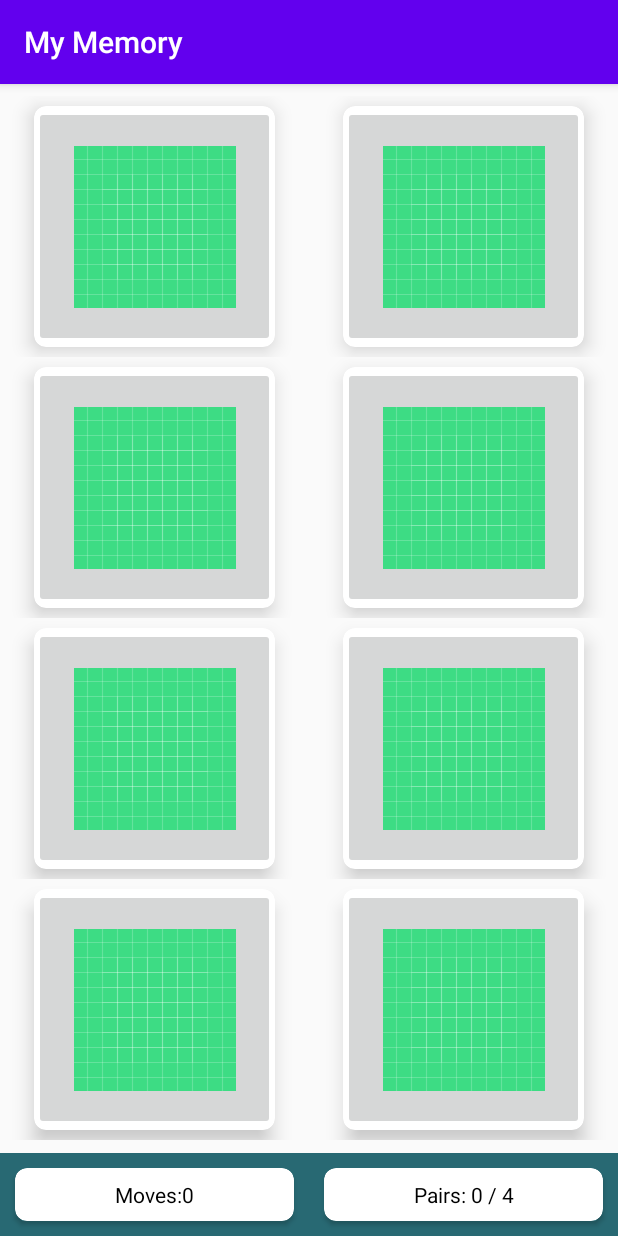
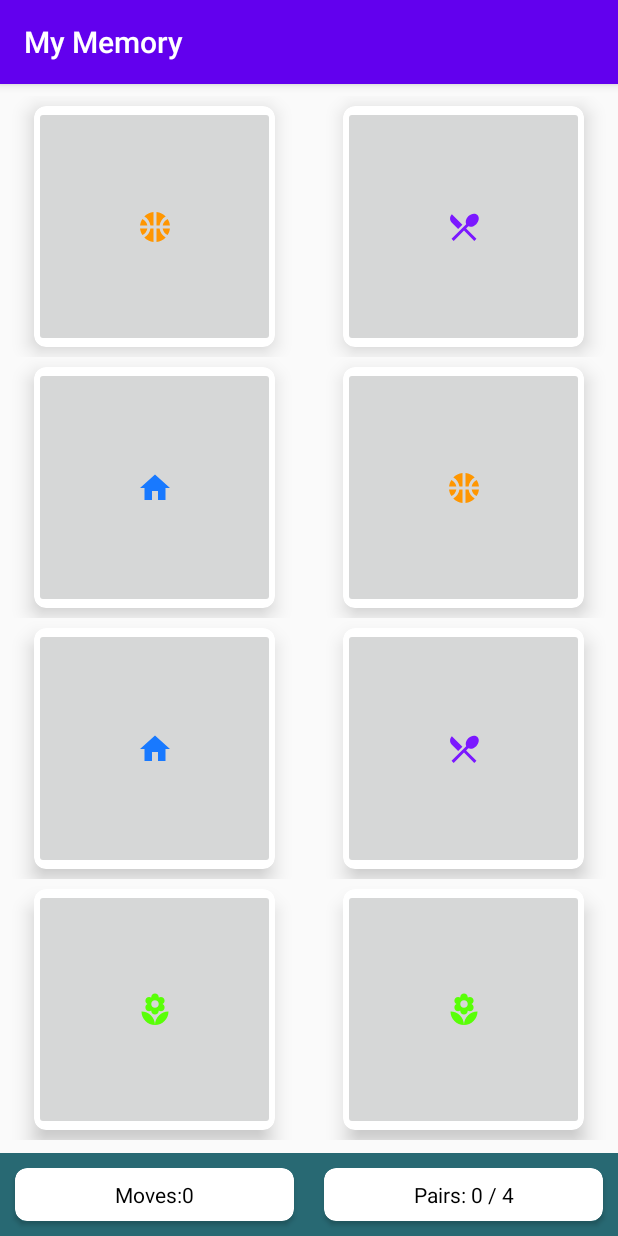
Before and after one commit to AboubakerGb/MemoryGame, an Android app: the screen it shows after launch (MainActivity), on a phone screen of 412 x 824 dp. Run offline under Robolectric (Android 15) with nearby library versions, the phone set to English and light mode, and no system bars.

Commit message:
add iamges

```diff
--- a/app/src/main/java/com/aboubakergb/mymemory/MainActivity.kt
+++ b/app/src/main/java/com/aboubakergb/mymemory/MainActivity.kt
@@ -2,23 +2,25 @@ package com.aboubakergb.mymemory
 
 import androidx.appcompat.app.AppCompatActivity
 import android.os.Bundle
-import android.widget.GridLayout
-import android.widget.TextView
 import androidx.recyclerview.widget.GridLayoutManager
-import androidx.recyclerview.widget.RecyclerView
+import com.aboubakergb.mymemory.models.BoardSize
+import com.aboubakergb.mymemory.utils.DEFAULT_ICONS
 import kotlinx.android.synthetic.main.activity_main.*
 
 class MainActivity : AppCompatActivity() {
 
-
-
+    private val boardSize:BoardSize=BoardSize.EASY
 
     override fun onCreate(savedInstanceState: Bundle?) {
         super.onCreate(savedInstanceState)
         setContentView(R.layout.activity_main)
 
-        rv_Borad.adapter=MemoryBoardAdapter(this, 8)
+        // randomized images
+        val chosenImages =DEFAULT_ICONS.shuffled().take(boardSize.getPairs())
+        val randomizedImages =(chosenImages +chosenImages).shuffled()
+        // set setting to recycle view
+        rv_Borad.adapter=MemoryBoardAdapter(this, boardSize, randomizedImages)
         rv_Borad.setHasFixedSize(true)
-        rv_Borad.layoutManager=GridLayoutManager(this,2)
+        rv_Borad.layoutManager=GridLayoutManager(this,boardSize.getWidth())
     }
 }
--- a/app/src/main/java/com/aboubakergb/mymemory/MemoryBoardAdapter.kt
+++ b/app/src/main/java/com/aboubakergb/mymemory/MemoryBoardAdapter.kt
@@ -8,9 +8,15 @@ import android.view.ViewGroup
 import android.widget.ImageButton
 import androidx.cardview.widget.CardView
 import androidx.recyclerview.widget.RecyclerView
+import com.aboubakergb.mymemory.models.BoardSize
 import kotlin.math.min
 
-class MemoryBoardAdapter( private var context: Context, private var numPieces: Int) : RecyclerView.Adapter<MemoryBoardAdapter.ViewHolder>() {
+class MemoryBoardAdapter(
+    private var context: Context,
+    private var boardSize: BoardSize,
+    private val cardImages: List<Int>
+)
+    : RecyclerView.Adapter<MemoryBoardAdapter.ViewHolder>() {
 
     companion object{
         private const val  MARGIN_SIZE=10
@@ -20,8 +26,8 @@ class MemoryBoardAdapter( private var context: Context, private var numPieces: I
     override fun onCreateViewHolder(parent: ViewGroup, viewType: Int): ViewHolder {
 
         // Fixed image button size and margin
-        val cardWidth =parent.width / 2  - (2 * MARGIN_SIZE)
-        val cardHeight =parent.height / 4 - (2 * MARGIN_SIZE)
+        val cardWidth =parent.width / boardSize.getWidth()  - (2 * MARGIN_SIZE)
+        val cardHeight =parent.height / boardSize.getHeight() - (2 * MARGIN_SIZE)
         val cardSlideLength = min(cardWidth,cardHeight)
 
         val view =LayoutInflater.from(context).inflate(R.layout.memory_card,parent,false)
@@ -31,12 +37,12 @@ class MemoryBoardAdapter( private var context: Context, private var numPieces: I
         // Fixed image button size and margin
         layoutParams.height=cardSlideLength
         layoutParams.width=cardSlideLength
+        layoutParams.setMargins(MARGIN_SIZE, MARGIN_SIZE, MARGIN_SIZE, MARGIN_SIZE)
 
-        layoutParams.setMargins(MARGIN_SIZE, MARGIN_SIZE, MARGIN_SIZE, MARGIN_SIZE)
         return ViewHolder(view)
     }
 
-    override fun getItemCount() = numPieces
+    override fun getItemCount() = boardSize.numCards
 
     override fun onBindViewHolder(holder: ViewHolder, position: Int) {
         holder.bind(position)
@@ -47,6 +53,7 @@ class MemoryBoardAdapter( private var context: Context, private var numPieces: I
         private val imageButton =itemView.findViewById<ImageButton>(R.id.imageButton)
 
         fun bind(position: Int) {
+            imageButton.setImageResource(cardImages[position])
             imageButton.setOnClickListener{
                 Log.i(TAG ,"Clicked on position $position")
             }
--- /dev/null
+++ b/app/src/main/java/com/aboubakergb/mymemory/models/BoardSize.kt
@@ -0,0 +1,24 @@
+package com.aboubakergb.mymemory.models
+
+enum class BoardSize (val numCards:Int){
+    EASY(8),
+    MEDIUM(18),
+    HARD(32);
+
+    fun getWidth():Int{
+        return when(this){
+            EASY -> 2
+            MEDIUM -> 3
+            HARD -> 4
+        }
+    }
+
+    fun getHeight():Int{
+        return numCards/getWidth()
+    }
+
+    fun getPairs():Int{
+        return numCards/2
+    }
+
+}
--- /dev/null
+++ b/app/src/main/java/com/aboubakergb/mymemory/utils/Constants.kt
@@ -0,0 +1,18 @@
+package com.aboubakergb.mymemory.utils
+
+import com.aboubakergb.mymemory.R
+
+val DEFAULT_ICONS= listOf(
+    R.drawable.ic_basketball,
+    R.drawable.ic_home,
+    R.drawable.ic_coat,
+    R.drawable.ic_dinner,
+    R.drawable.ic_eco,
+    R.drawable.ic_esports,
+    R.drawable.ic_face,
+    R.drawable.ic_flower,
+    R.drawable.ic_moto,
+    R.drawable.ic_phone,
+    R.drawable.ic_train,
+    R.drawable.ic_watch
+)
--- /dev/null
+++ b/app/src/main/res/drawable/ic_basketball.xml
@@ -0,0 +1,12 @@
+<vector android:height="24dp" android:tint="#FF9600"
+    android:viewportHeight="24" android:viewportWidth="24"
+    android:width="24dp" xmlns:android="http://schemas.android.com/apk/res/android">
+    <path android:fillColor="@android:color/white" android:pathData="M17.09,11h4.86c-0.16,-1.61 -0.71,-3.11 -1.54,-4.4C18.68,7.43 17.42,9.05 17.09,11z"/>
+    <path android:fillColor="@android:color/white" android:pathData="M6.91,11C6.58,9.05 5.32,7.43 3.59,6.6C2.76,7.89 2.21,9.39 2.05,11H6.91z"/>
+    <path android:fillColor="@android:color/white" android:pathData="M15.07,11c0.32,-2.59 1.88,-4.79 4.06,-6c-1.6,-1.63 -3.74,-2.71 -6.13,-2.95V11H15.07z"/>
+    <path android:fillColor="@android:color/white" android:pathData="M8.93,11H11V2.05C8.61,2.29 6.46,3.37 4.87,5C7.05,6.21 8.61,8.41 8.93,11z"/>
+    <path android:fillColor="@android:color/white" android:pathData="M15.07,13H13v8.95c2.39,-0.24 4.54,-1.32 6.13,-2.95C16.95,17.79 15.39,15.59 15.07,13z"/>
+    <path android:fillColor="@android:color/white" android:pathData="M3.59,17.4c1.72,-0.83 2.99,-2.46 3.32,-4.4H2.05C2.21,14.61 2.76,16.11 3.59,17.4z"/>
+    <path android:fillColor="@android:color/white" android:pathData="M17.09,13c0.33,1.95 1.59,3.57 3.32,4.4c0.83,-1.29 1.38,-2.79 1.54,-4.4H17.09z"/>
+    <path android:fillColor="@android:color/white" android:pathData="M8.93,13c-0.32,2.59 -1.88,4.79 -4.06,6c1.6,1.63 3.74,2.71 6.13,2.95V13H8.93z"/>
+</vector>
--- /dev/null
+++ b/app/src/main/res/drawable/ic_coat.xml
@@ -0,0 +1,5 @@
+<vector android:height="24dp" android:tint="#00FFAC"
+    android:viewportHeight="24" android:viewportWidth="24"
+    android:width="24dp" xmlns:android="http://schemas.android.com/apk/res/android">
+    <path android:fillColor="@android:color/white" android:pathData="M21,10c-1.1,0 -2,0.9 -2,2v3H5v-3c0,-1.1 -0.89,-2 -2,-2s-2,0.9 -2,2v5c0,1.1 0.9,2 2,2h18c1.1,0 2,-0.9 2,-2v-5C23,10.9 22.1,10 21,10zM18,5H6C4.9,5 4,5.9 4,7v2.15c1.16,0.41 2,1.52 2,2.81V14h12v-2.03c0,-1.3 0.84,-2.4 2,-2.81V7C20,5.9 19.1,5 18,5z"/>
+</vector>
--- /dev/null
+++ b/app/src/main/res/drawable/ic_dinner.xml
@@ -0,0 +1,5 @@
+<vector android:height="24dp" android:tint="#7B18FF"
+    android:viewportHeight="24" android:viewportWidth="24"
+    android:width="24dp" xmlns:android="http://schemas.android.com/apk/res/android">
+    <path android:fillColor="@android:color/white" android:pathData="M8.1,13.34l2.83,-2.83L3.91,3.5c-1.56,1.56 -1.56,4.09 0,5.66l4.19,4.18zM14.88,11.53c1.53,0.71 3.68,0.21 5.27,-1.38 1.91,-1.91 2.28,-4.65 0.81,-6.12 -1.46,-1.46 -4.2,-1.1 -6.12,0.81 -1.59,1.59 -2.09,3.74 -1.38,5.27L3.7,19.87l1.41,1.41L12,14.41l6.88,6.88 1.41,-1.41L13.41,13l1.47,-1.47z"/>
+</vector>
--- /dev/null
+++ b/app/src/main/res/drawable/ic_eco.xml
@@ -0,0 +1,5 @@
+<vector android:height="24dp" android:tint="#CEFF5D"
+    android:viewportHeight="24" android:viewportWidth="24"
+    android:width="24dp" xmlns:android="http://schemas.android.com/apk/res/android">
+    <path android:fillColor="@android:color/white" android:pathData="M6.05,8.05c-2.73,2.73 -2.73,7.15 -0.02,9.88c1.47,-3.4 4.09,-6.24 7.36,-7.93c-2.77,2.34 -4.71,5.61 -5.39,9.32c2.6,1.23 5.8,0.78 7.95,-1.37C19.43,14.47 20,4 20,4S9.53,4.57 6.05,8.05z"/>
+</vector>
--- /dev/null
+++ b/app/src/main/res/drawable/ic_esports.xml
@@ -0,0 +1,5 @@
+<vector android:height="24dp" android:tint="#ABCBFF"
+    android:viewportHeight="24" android:viewportWidth="24"
+    android:width="24dp" xmlns:android="http://schemas.android.com/apk/res/android">
+    <path android:fillColor="@android:color/white" android:pathData="M21.58,16.09l-1.09,-7.66C20.21,6.46 18.52,5 16.53,5H7.47C5.48,5 3.79,6.46 3.51,8.43l-1.09,7.66C2.2,17.63 3.39,19 4.94,19h0c0.68,0 1.32,-0.27 1.8,-0.75L9,16h6l2.25,2.25c0.48,0.48 1.13,0.75 1.8,0.75h0C20.61,19 21.8,17.63 21.58,16.09zM11,11H9v2H8v-2H6v-1h2V8h1v2h2V11zM15,10c-0.55,0 -1,-0.45 -1,-1c0,-0.55 0.45,-1 1,-1s1,0.45 1,1C16,9.55 15.55,10 15,10zM17,13c-0.55,0 -1,-0.45 -1,-1c0,-0.55 0.45,-1 1,-1s1,0.45 1,1C18,12.55 17.55,13 17,13z"/>
+</vector>
--- /dev/null
+++ b/app/src/main/res/drawable/ic_face.xml
@@ -0,0 +1,5 @@
+<vector android:height="24dp" android:tint="#FF3228"
+    android:viewportHeight="24" android:viewportWidth="24"
+    android:width="24dp" xmlns:android="http://schemas.android.com/apk/res/android">
+    <path android:fillColor="@android:color/white" android:pathData="M9,11.75c-0.69,0 -1.25,0.56 -1.25,1.25s0.56,1.25 1.25,1.25 1.25,-0.56 1.25,-1.25 -0.56,-1.25 -1.25,-1.25zM15,11.75c-0.69,0 -1.25,0.56 -1.25,1.25s0.56,1.25 1.25,1.25 1.25,-0.56 1.25,-1.25 -0.56,-1.25 -1.25,-1.25zM12,2C6.48,2 2,6.48 2,12s4.48,10 10,10 10,-4.48 10,-10S17.52,2 12,2zM12,20c-4.41,0 -8,-3.59 -8,-8 0,-0.29 0.02,-0.58 0.05,-0.86 2.36,-1.05 4.23,-2.98 5.21,-5.37C11.07,8.33 14.05,10 17.42,10c0.78,0 1.53,-0.09 2.25,-0.26 0.21,0.71 0.33,1.47 0.33,2.26 0,4.41 -3.59,8 -8,8z"/>
+</vector>
--- /dev/null
+++ b/app/src/main/res/drawable/ic_flower.xml
@@ -0,0 +1,5 @@
+<vector android:height="24dp" android:tint="#59FF07"
+    android:viewportHeight="24" android:viewportWidth="24"
+    android:width="24dp" xmlns:android="http://schemas.android.com/apk/res/android">
+    <path android:fillColor="@android:color/white" android:pathData="M12,22c4.97,0 9,-4.03 9,-9 -4.97,0 -9,4.03 -9,9zM5.6,10.25c0,1.38 1.12,2.5 2.5,2.5 0.53,0 1.01,-0.16 1.42,-0.44l-0.02,0.19c0,1.38 1.12,2.5 2.5,2.5s2.5,-1.12 2.5,-2.5l-0.02,-0.19c0.4,0.28 0.89,0.44 1.42,0.44 1.38,0 2.5,-1.12 2.5,-2.5 0,-1 -0.59,-1.85 -1.43,-2.25 0.84,-0.4 1.43,-1.25 1.43,-2.25 0,-1.38 -1.12,-2.5 -2.5,-2.5 -0.53,0 -1.01,0.16 -1.42,0.44l0.02,-0.19C14.5,2.12 13.38,1 12,1S9.5,2.12 9.5,3.5l0.02,0.19c-0.4,-0.28 -0.89,-0.44 -1.42,-0.44 -1.38,0 -2.5,1.12 -2.5,2.5 0,1 0.59,1.85 1.43,2.25 -0.84,0.4 -1.43,1.25 -1.43,2.25zM12,5.5c1.38,0 2.5,1.12 2.5,2.5s-1.12,2.5 -2.5,2.5S9.5,9.38 9.5,8s1.12,-2.5 2.5,-2.5zM3,13c0,4.97 4.03,9 9,9 0,-4.97 -4.03,-9 -9,-9z"/>
+</vector>
--- /dev/null
+++ b/app/src/main/res/drawable/ic_home.xml
@@ -0,0 +1,5 @@
+<vector android:height="24dp" android:tint="#1879FF"
+    android:viewportHeight="24" android:viewportWidth="24"
+    android:width="24dp" xmlns:android="http://schemas.android.com/apk/res/android">
+    <path android:fillColor="@android:color/white" android:pathData="M10,20v-6h4v6h5v-8h3L12,3 2,12h3v8z"/>
+</vector>
--- /dev/null
+++ b/app/src/main/res/drawable/ic_moto.xml
@@ -0,0 +1,5 @@
+<vector android:height="24dp" android:tint="#FF7539"
+    android:viewportHeight="24" android:viewportWidth="24"
+    android:width="24dp" xmlns:android="http://schemas.android.com/apk/res/android">
+    <path android:fillColor="@android:color/white" android:pathData="M20,11c-0.18,0 -0.36,0.03 -0.53,0.05L17.41,9H20V6l-3.72,1.86L13.41,5H9v2h3.59l2,2H11l-4,2L5,9H0v2h4c-2.21,0 -4,1.79 -4,4c0,2.21 1.79,4 4,4c2.21,0 4,-1.79 4,-4l2,2h3l3.49,-6.1l1.01,1.01C16.59,12.64 16,13.75 16,15c0,2.21 1.79,4 4,4c2.21,0 4,-1.79 4,-4C24,12.79 22.21,11 20,11zM4,17c-1.1,0 -2,-0.9 -2,-2c0,-1.1 0.9,-2 2,-2c1.1,0 2,0.9 2,2C6,16.1 5.1,17 4,17zM20,17c-1.1,0 -2,-0.9 -2,-2c0,-1.1 0.9,-2 2,-2s2,0.9 2,2C22,16.1 21.1,17 20,17z"/>
+</vector>
--- /dev/null
+++ b/app/src/main/res/drawable/ic_phone.xml
@@ -0,0 +1,5 @@
+<vector android:height="24dp" android:tint="#0EFFE2"
+    android:viewportHeight="24" android:viewportWidth="24"
+    android:width="24dp" xmlns:android="http://schemas.android.com/apk/res/android">
+    <path android:fillColor="@android:color/white" android:pathData="M23.71,16.67C20.66,13.78 16.54,12 12,12 7.46,12 3.34,13.78 0.29,16.67c-0.18,0.18 -0.29,0.43 -0.29,0.71 0,0.28 0.11,0.53 0.29,0.71l2.48,2.48c0.18,0.18 0.43,0.29 0.71,0.29 0.27,0 0.52,-0.11 0.7,-0.28 0.79,-0.74 1.69,-1.36 2.66,-1.85 0.33,-0.16 0.56,-0.5 0.56,-0.9v-3.1c1.45,-0.48 3,-0.73 4.6,-0.73s3.15,0.25 4.6,0.72v3.1c0,0.39 0.23,0.74 0.56,0.9 0.98,0.49 1.87,1.12 2.66,1.85 0.18,0.18 0.43,0.28 0.7,0.28 0.28,0 0.53,-0.11 0.71,-0.29l2.48,-2.48c0.18,-0.18 0.29,-0.43 0.29,-0.71 0,-0.27 -0.11,-0.52 -0.29,-0.7zM21.16,6.26l-1.41,-1.41 -3.56,3.55 1.41,1.41s3.45,-3.52 3.56,-3.55zM13,2h-2v5h2V2zM6.4,9.81L7.81,8.4 4.26,4.84 2.84,6.26c0.11,0.03 3.56,3.55 3.56,3.55z"/>
+</vector>
--- /dev/null
+++ b/app/src/main/res/drawable/ic_train.xml
@@ -0,0 +1,5 @@
+<vector android:height="24dp" android:tint="#8E75FF"
+    android:viewportHeight="24" android:viewportWidth="24"
+    android:width="24dp" xmlns:android="http://schemas.android.com/apk/res/android">
+    <path android:fillColor="@android:color/white" android:pathData="M12,2c-4,0 -8,0.5 -8,4v9.5C4,17.43 5.57,19 7.5,19L6,20.5v0.5h2.23l2,-2L14,19l2,2h2v-0.5L16.5,19c1.93,0 3.5,-1.57 3.5,-3.5L20,6c0,-3.5 -3.58,-4 -8,-4zM7.5,17c-0.83,0 -1.5,-0.67 -1.5,-1.5S6.67,14 7.5,14s1.5,0.67 1.5,1.5S8.33,17 7.5,17zM11,10L6,10L6,6h5v4zM13,10L13,6h5v4h-5zM16.5,17c-0.83,0 -1.5,-0.67 -1.5,-1.5s0.67,-1.5 1.5,-1.5 1.5,0.67 1.5,1.5 -0.67,1.5 -1.5,1.5z"/>
+</vector>
--- /dev/null
+++ b/app/src/main/res/drawable/ic_watch.xml
@@ -0,0 +1,5 @@
+<vector android:height="24dp" android:tint="#00FF4C"
+    android:viewportHeight="24" android:viewportWidth="24"
+    android:width="24dp" xmlns:android="http://schemas.android.com/apk/res/android">
+    <path android:fillColor="@android:color/white" android:pathData="M20,12c0,-2.54 -1.19,-4.81 -3.04,-6.27L16,0H8l-0.95,5.73C5.19,7.19 4,9.45 4,12s1.19,4.81 3.05,6.27L8,24h8l0.96,-5.73C18.81,16.81 20,14.54 20,12zM6,12c0,-3.31 2.69,-6 6,-6s6,2.69 6,6 -2.69,6 -6,6 -6,-2.69 -6,-6z"/>
+</vector>
--- a/app/src/main/res/layout/activity_main.xml
+++ b/app/src/main/res/layout/activity_main.xml
@@ -4,6 +4,7 @@
     xmlns:tools="http://schemas.android.com/tools"
     android:layout_width="match_parent"
     android:layout_height="match_parent"
+    android:overScrollMode="never"
     tools:context=".MainActivity">
 
     <androidx.recyclerview.widget.RecyclerView
--- a/app/src/main/res/layout/memory_card.xml
+++ b/app/src/main/res/layout/memory_card.xml
@@ -20,5 +20,4 @@
             app:srcCompat="@drawable/ic_launcher_background" />
     </androidx.cardview.widget.CardView>
 
-
 </LinearLayout>
```
